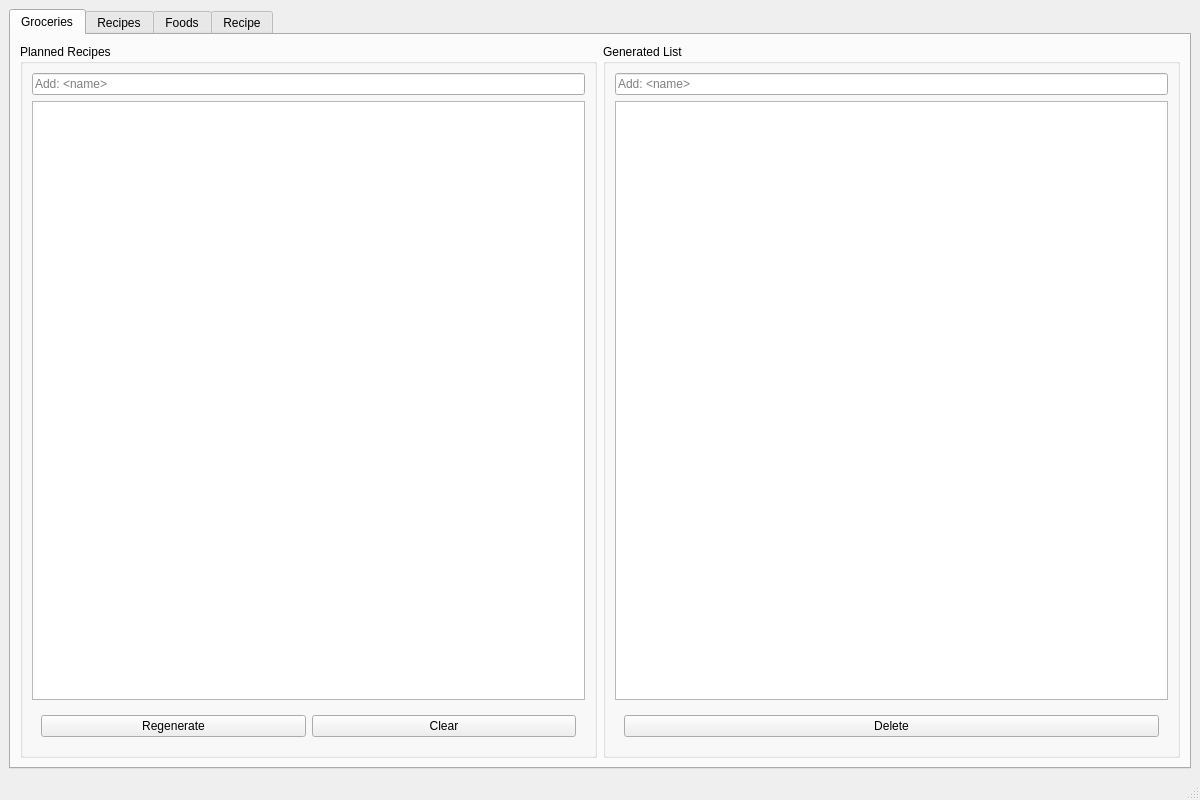
This is app.ui in benjaminogles/budget-meal-planner as Qt 5 draws it before an edit. The edited form follows.
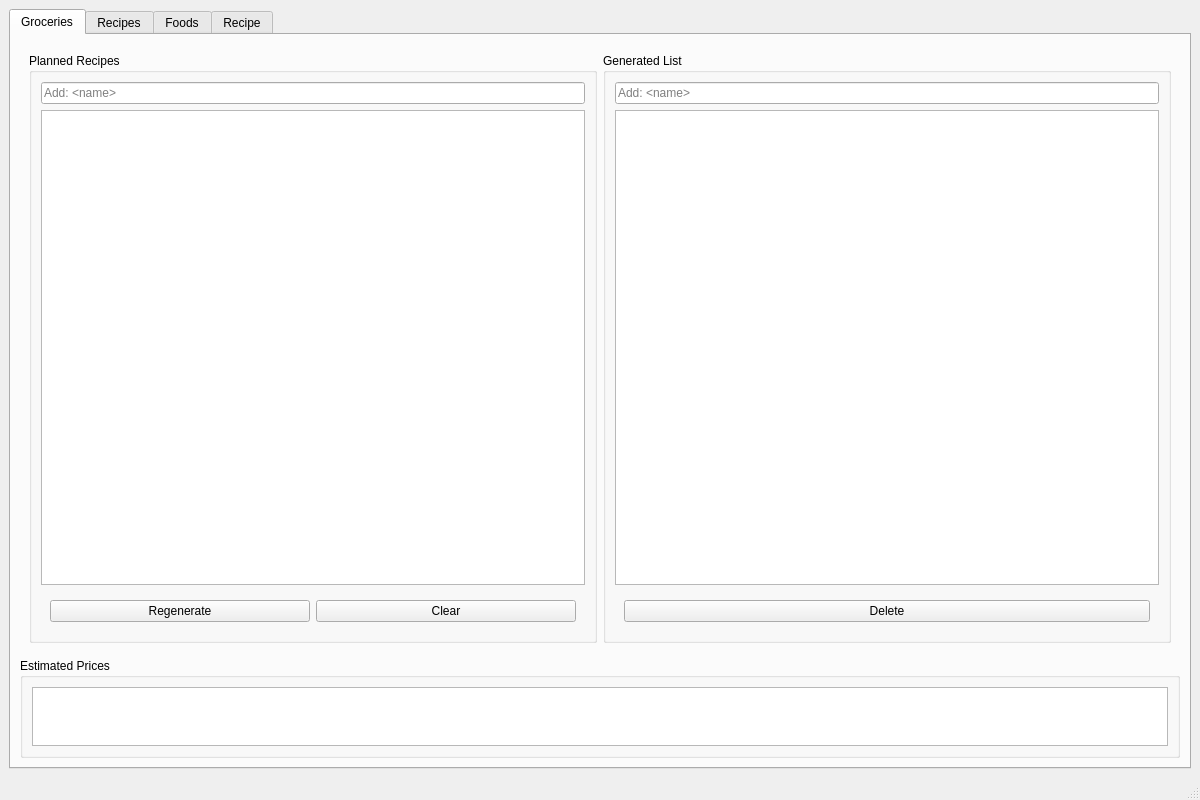
This is the edited form.

Commit message: display estimate prices

Diff of the .ui file:
```diff
--- a/app.ui
+++ b/app.ui
@@ -24,13 +24,16 @@
        <attribute name="title">
         <string>Groceries</string>
        </attribute>
+       <layout class="QVBoxLayout" name="verticalLayout_2">
+        <item>
+         <widget class="QWidget" name="widget_3" native="true">
        <layout class="QHBoxLayout" name="horizontalLayout">
         <item>
-         <widget class="QGroupBox" name="groupBox">
+            <widget class="QGroupBox" name="groupBox_2">
           <property name="title">
            <string>Planned Recipes</string>
           </property>
-          <layout class="QVBoxLayout" name="verticalLayout_2">
+             <layout class="QVBoxLayout" name="verticalLayout_3">
            <item>
             <widget class="QLineEdit" name="lePlanned">
              <property name="placeholderText">
@@ -65,11 +68,11 @@
          </widget>
         </item>
         <item>
-         <widget class="QGroupBox" name="groupBox_2">
+            <widget class="QGroupBox" name="groupBox_3">
           <property name="title">
            <string>Generated List</string>
           </property>
-          <layout class="QVBoxLayout" name="verticalLayout_3">
+             <layout class="QVBoxLayout" name="verticalLayout_8">
            <item>
             <widget class="QLineEdit" name="leGrocery">
              <property name="placeholderText">
@@ -81,7 +84,7 @@
             <widget class="QTableView" name="groceriesView"/>
            </item>
            <item>
-            <widget class="QWidget" name="widget_3" native="true">
+               <widget class="QWidget" name="widget_5" native="true">
              <layout class="QHBoxLayout" name="horizontalLayout_3">
               <item>
                <widget class="QPushButton" name="bDeleteGrocery">
@@ -92,6 +95,27 @@
               </item>
              </layout>
             </widget>
+              </item>
+             </layout>
+            </widget>
+           </item>
+          </layout>
+         </widget>
+        </item>
+        <item>
+         <widget class="QGroupBox" name="groupBox">
+          <property name="maximumSize">
+           <size>
+            <width>16777215</width>
+            <height>100</height>
+           </size>
+          </property>
+          <property name="title">
+           <string>Estimated Prices</string>
+          </property>
+          <layout class="QVBoxLayout" name="verticalLayout_9">
+           <item>
+            <widget class="QTableView" name="estimatesView"/>
            </item>
           </layout>
          </widget>
```
Lines whose indentation alone changed are shown as unchanged. The commit also changes 1 other file.
